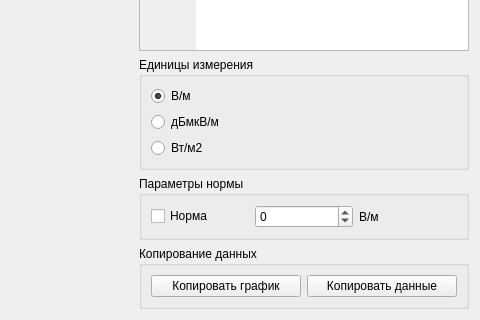
Qt form session_viewer.ui (CrinitusFeles/SMEF) before a commit; both pictures show x 710 to 1190 and y 431 to 751 of the 1190 by 751 pixel window.
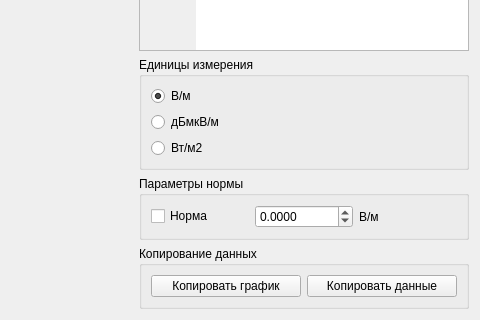
The same form after that commit. Custom widgets are drawn as their Qt base class.

Patch:
```diff
--- a/session_viewer.ui
+++ b/session_viewer.ui
@@ -228,15 +228,15 @@
          </widget>
         </item>
         <item>
-         <widget class="QSpinBox" name="viewer_norma_val_spinbox">
+         <widget class="QDoubleSpinBox" name="viewer_norma_val_spinbox">
+          <property name="decimals">
+           <number>4</number>
+          </property>
           <property name="minimum">
-           <number>-199</number>
+           <double>-1000.000000000000000</double>
           </property>
           <property name="maximum">
-           <number>200</number>
-          </property>
-          <property name="value">
-           <number>0</number>
+           <double>1000.000000000000000</double>
           </property>
          </widget>
         </item>
```
